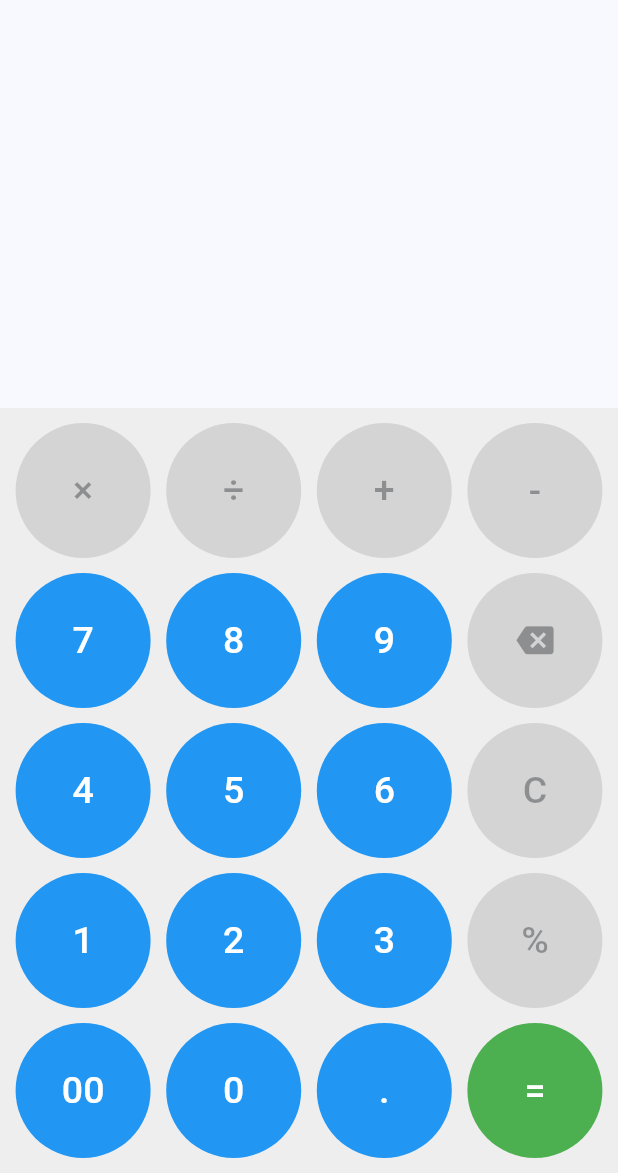
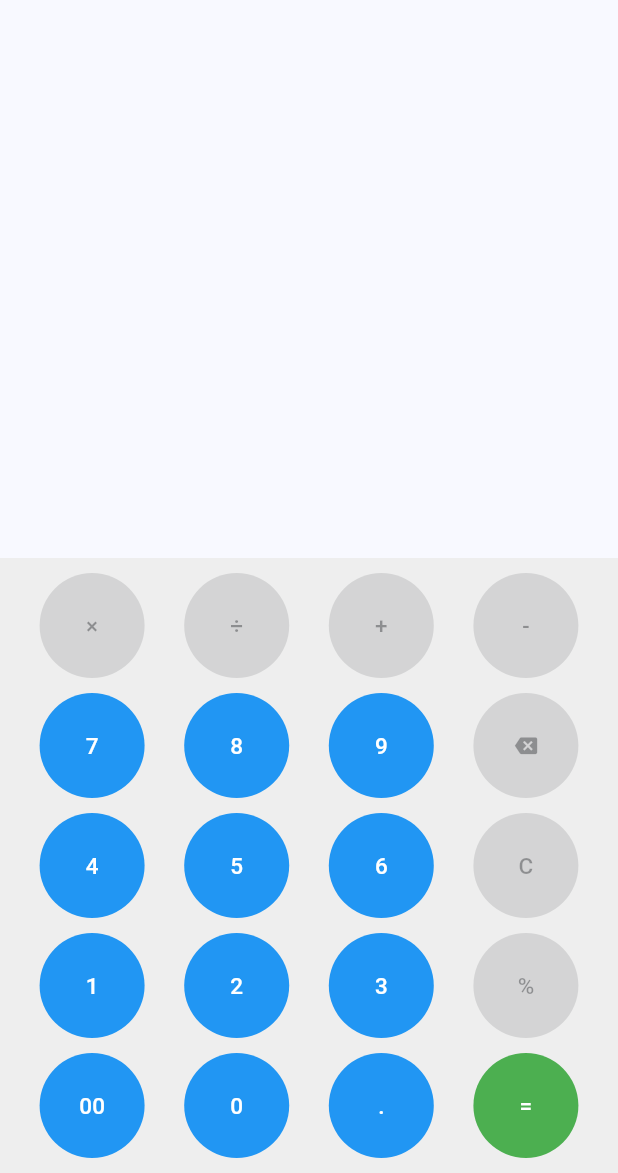
Before and after one commit to rifquramandhita/Flutter-FourCalculator, a Flutter app: the screen it shows after launch, on a phone screen of 412 x 824 dp, the part 63-1236 px from its top. Run offline on Flutter 3.47's test engine with Material 3 defaults, Android fonts, the phone set to English and light mode, and no system bars; our stand-ins replace get_it, math_expressions.

Commit message:
fix: resize button

```diff
--- a/lib/core/widget/custom_filled_button.dart
+++ b/lib/core/widget/custom_filled_button.dart
@@ -10,13 +10,13 @@ class CustomFilledButton extends StatelessWidget {
   @override
   Widget build(BuildContext context) {
     return Container(
-      width: 90,
-      height: 90,
+      width: 70,
+      height: 70,
       child: FilledButton(
           onPressed: onPress,
           child: Padding(
-            padding: EdgeInsets.symmetric(horizontal: 5, vertical: 10),
-            child: Text(text, style: TextStyle(fontSize: 25),),
+            padding: EdgeInsets.symmetric(horizontal: 1, vertical: 10),
+            child: Text(text, style: TextStyle(fontSize: 15),),
           ),
       style: FilledButton.styleFrom(
         backgroundColor: backgroundColor
--- a/lib/core/widget/custom_filled_button_icon.dart
+++ b/lib/core/widget/custom_filled_button_icon.dart
@@ -10,13 +10,13 @@ class CustomFilledIconButton extends StatelessWidget {
   @override
   Widget build(BuildContext context) {
     return Container(
-      width: 90,
-      height: 90,
+      width: 70,
+      height: 70,
       child: FilledButton(
           onPressed: onPress,
           child: Padding(
-            padding: EdgeInsets.symmetric(horizontal: 5, vertical: 10),
-            child: Icon(icons, size: 25,),
+            padding: EdgeInsets.symmetric(horizontal: 1, vertical: 10),
+            child: Icon(icons, size: 15,),
           ),
       style: FilledButton.styleFrom(
         backgroundColor: backgroundColor
```
